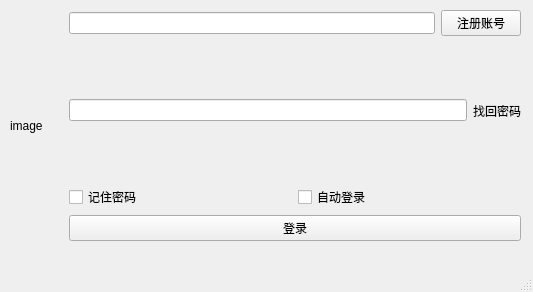
thirdxiaozhu/network_design_client, file ui/MainForm.ui: the form before one commit.
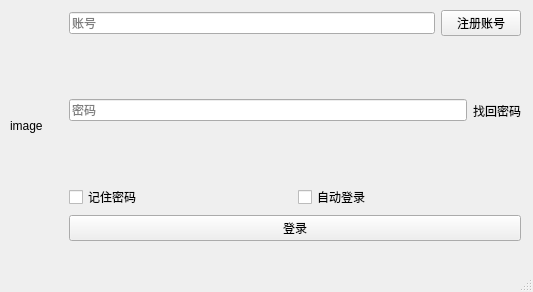
The form after the commit.

Patch:
```diff
--- a/ui/MainForm.ui
+++ b/ui/MainForm.ui
@@ -71,6 +71,9 @@
            <property name="text">
             <string/>
            </property>
+           <property name="placeholderText">
+            <string>账号</string>
+           </property>
           </widget>
          </item>
          <item>
@@ -95,6 +98,12 @@
            <property name="text">
             <string/>
            </property>
+           <property name="echoMode">
+            <enum>QLineEdit::Password</enum>
+           </property>
+           <property name="placeholderText">
+            <string>密码</string>
+           </property>
           </widget>
          </item>
          <item>
```
